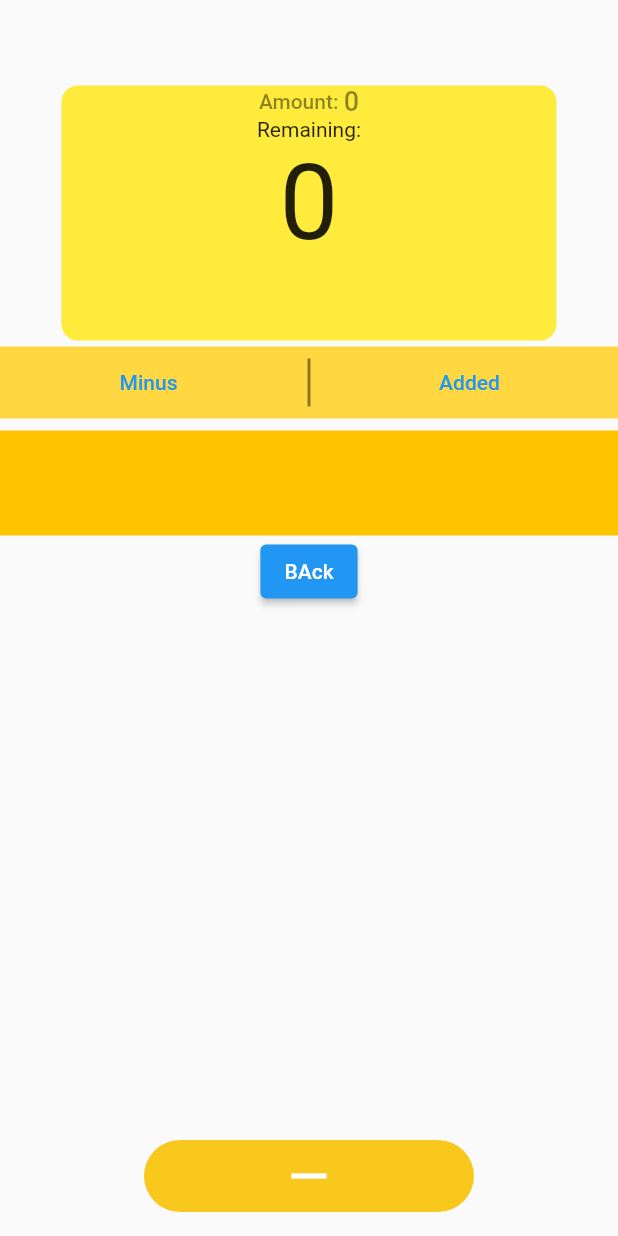
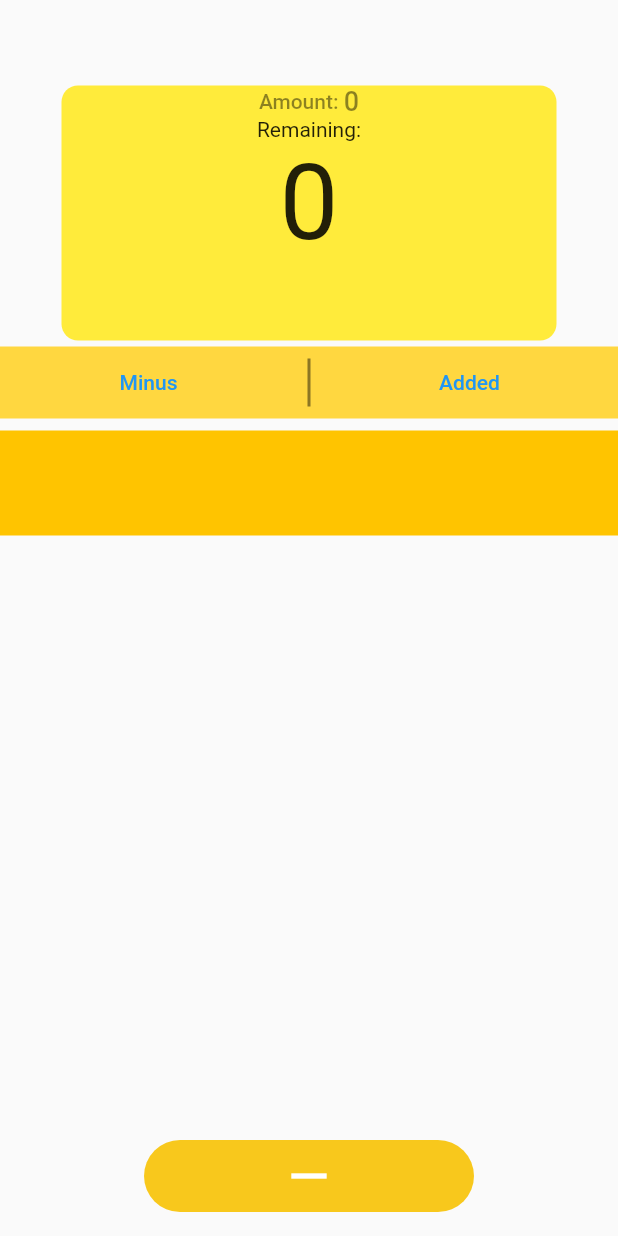
Before and after one commit to JoshuaBiong/hain, a Flutter app: the CategoryPage screen opened directly with empty values, on a phone screen of 412 x 824 dp. Run offline on Flutter 3.47's test engine with Material 2 defaults, Android fonts, the phone set to English and light mode, and no system bars; our stand-ins replace page_transition.

```diff
--- a/lib/pages/category_page/categorypage.dart
+++ b/lib/pages/category_page/categorypage.dart
@@ -28,11 +28,6 @@ class CategoryPage extends StatelessWidget {
             height: 70,
             decoration: BoxDecoration(color: Colors.amberAccent.shade400),
           ),
-          ElevatedButton(
-              onPressed: () {
-                Navigator.pop(context);
-              },
-              child: const Text("BAck")),
         ],
       ),
       floatingActionButton: FloatingActionButton.extended(
```
Also changed, not shown: lib/homapge.dart (+5 -5 lines).
